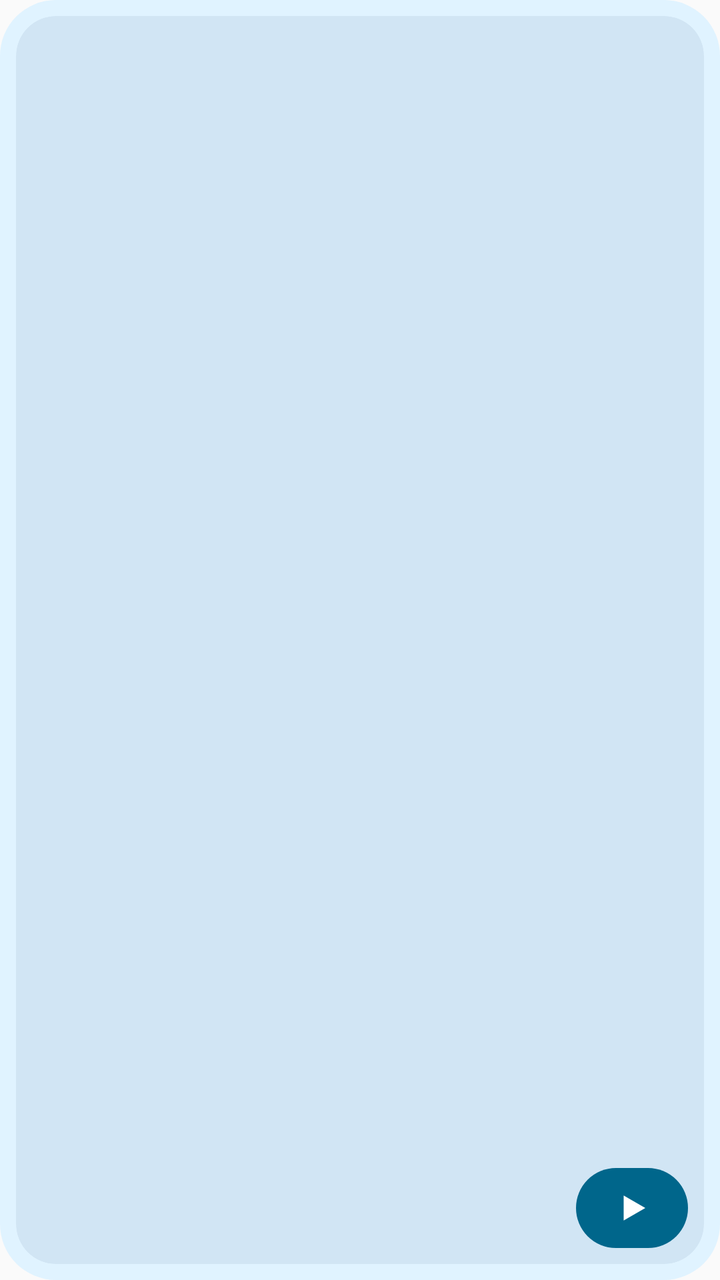
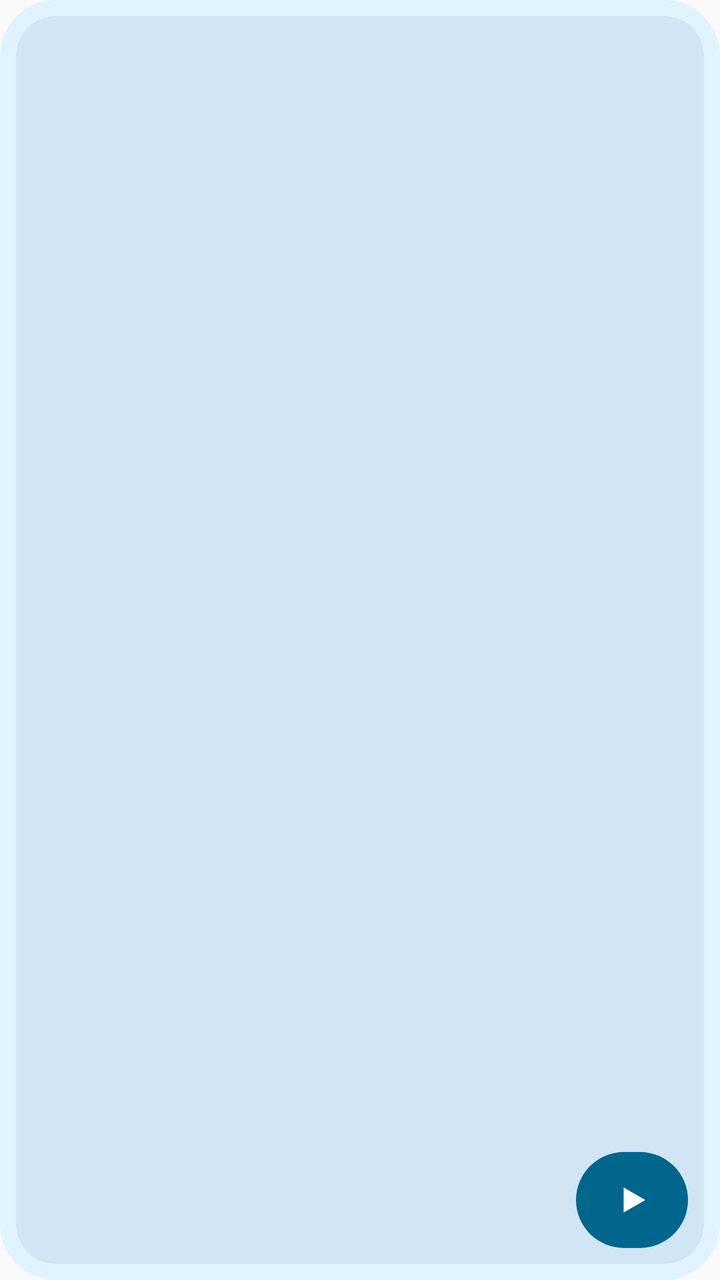

Two renders of the same Android screen: before a commit and after it. Below are the layout's source before the change and the commit's diff.
<!-- AndroidManifest.xml: application theme Theme.Songlass -->
<!-- res/layout/widget_material_small.xml -->
<?xml version="1.0" encoding="utf-8"?>
<FrameLayout xmlns:android="http://schemas.android.com/apk/res/android"
    android:id="@+id/root"
    android:layout_width="match_parent"
    android:layout_height="match_parent"
    android:background="@drawable/widget_bg_material"
    android:padding="8dp">

    <ImageView
        android:id="@+id/cover"
        android:layout_width="match_parent"
        android:layout_height="match_parent"
        android:background="@drawable/widget_cover_material"
        android:clipToOutline="true"
        android:importantForAccessibility="no"
        android:scaleType="centerCrop" />

    <ImageView
        android:id="@+id/play"
        android:layout_width="56dp"
        android:layout_height="40dp"
        android:layout_gravity="bottom|end"
        android:layout_margin="8dp"
        android:background="@drawable/widget_pill_material"
        android:contentDescription="@string/widget_play"
        android:paddingVertical="10dp"
        android:src="@drawable/widget_play"
        android:tint="@color/widget_material_on_primary" />
</FrameLayout>
<!-- resources referenced by this layout -->
<resources>
  <color name="widget_material_on_primary">@android:color/system_accent1_0</color>
  <!-- drawable widget_bg_material (drawable) -->
  <?xml version="1.0" encoding="utf-8"?>
  <shape xmlns:android="http://schemas.android.com/apk/res/android" android:shape="rectangle">
      <corners android:radius="@android:dimen/system_app_widget_background_radius" />
      <solid android:color="@color/widget_material_surface" />
  </shape>
  <!-- drawable widget_cover_material (drawable) -->
  <?xml version="1.0" encoding="utf-8"?>
  <shape xmlns:android="http://schemas.android.com/apk/res/android" android:shape="rectangle">
      <corners android:radius="@android:dimen/system_app_widget_inner_radius" />
      <solid android:color="@color/widget_material_tonal" />
  </shape>
  <!-- drawable widget_pill_material (drawable) -->
  <?xml version="1.0" encoding="utf-8"?>
  <shape xmlns:android="http://schemas.android.com/apk/res/android" android:shape="rectangle">
      <corners android:radius="24dp" />
      <solid android:color="@color/widget_material_primary" />
  </shape>
  <!-- drawable widget_play (drawable) -->
  <vector xmlns:android="http://schemas.android.com/apk/res/android" android:width="24dp" android:height="24dp" android:viewportWidth="24" android:viewportHeight="24">
      <path android:fillColor="#FFFFFFFF" android:pathData="M7,4.5L20,12L7,19.5Z" />
  </vector>
  <string name="widget_play">Play</string>
  <style name="Theme.Songlass" parent="@android:style/Theme.Material.Light.NoActionBar">
          <item name="android:windowSplashScreenBackground">@android:color/white</item>
          <item name="android:windowSplashScreenAnimatedIcon">@drawable/splash_icon</item>
          <item name="android:windowSplashScreenAnimationDuration">800</item>
      </style>
  <color name="widget_material_surface">@android:color/system_accent2_50</color>
  <color name="widget_material_tonal">@android:color/system_accent2_100</color>
  <color name="widget_material_primary">@android:color/system_accent1_600</color>
  <!-- drawable splash_icon: vector/xml drawable (drawable, 21024 chars, omitted) -->
</resources>

<!-- the commit's change to res/layout/widget_material_small.xml (unified diff, before → after) -->
@@ -18,12 +18,12 @@
     <ImageView
         android:id="@+id/play"
         android:layout_width="56dp"
-        android:layout_height="40dp"
+        android:layout_height="48dp"
         android:layout_gravity="bottom|end"
         android:layout_margin="8dp"
         android:background="@drawable/widget_pill_material"
         android:contentDescription="@string/widget_play"
-        android:paddingVertical="10dp"
+        android:paddingVertical="14dp"
         android:src="@drawable/widget_play"
         android:tint="@color/widget_material_on_primary" />
 </FrameLayout>
